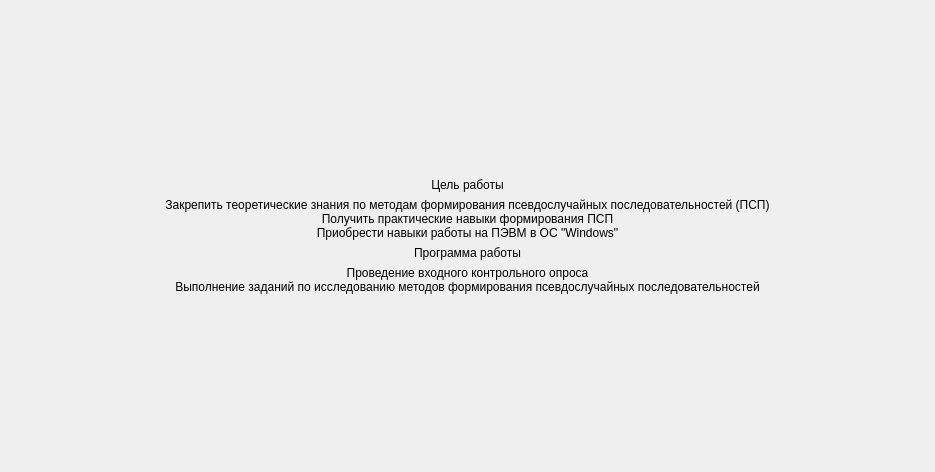
Old version of the form screen/screenabout.ui in the repository bukhmastov/fpsp.
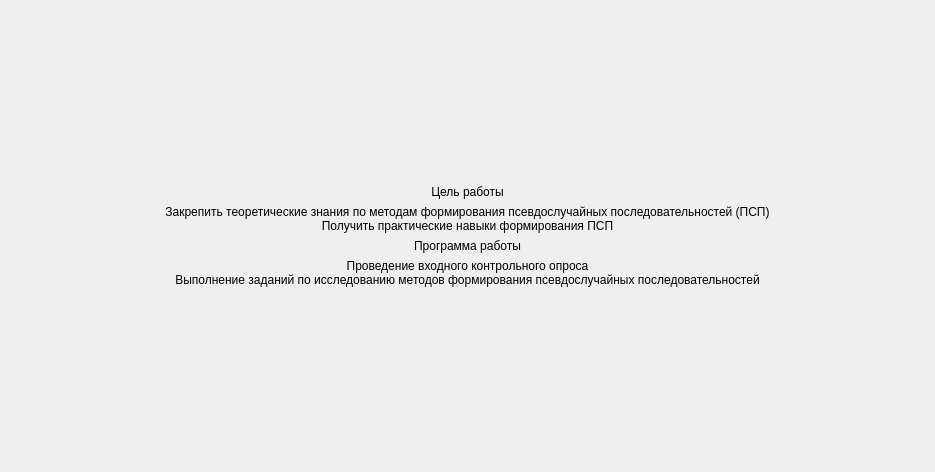
New version of the form.

```diff
--- a/screen/screenabout.ui
+++ b/screen/screenabout.ui
@@ -67,8 +67,7 @@
        </property>
        <property name="text">
         <string>Закрепить теоретические знания по методам формирования псевдослучайных последовательностей (ПСП)
-Получить практические навыки формирования ПСП
-Приобрести навыки работы на ПЭВМ в ОС &quot;Windows&quot;</string>
+Получить практические навыки формирования ПСП</string>
        </property>
        <property name="alignment">
         <set>Qt::AlignCenter</set>
```
